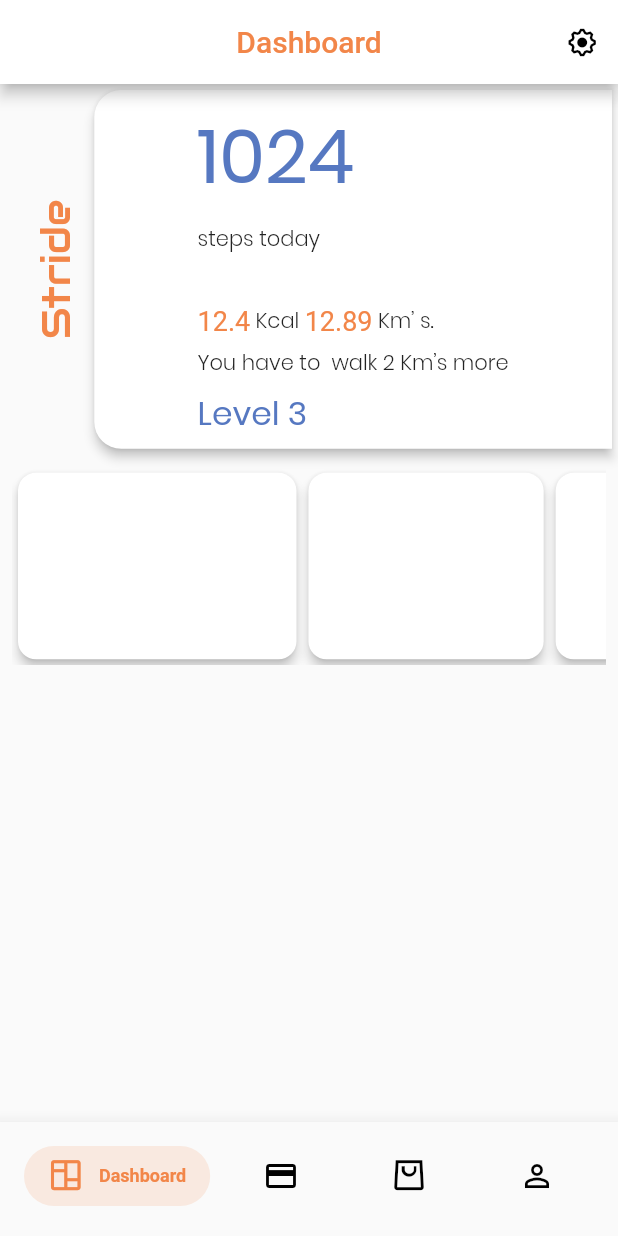
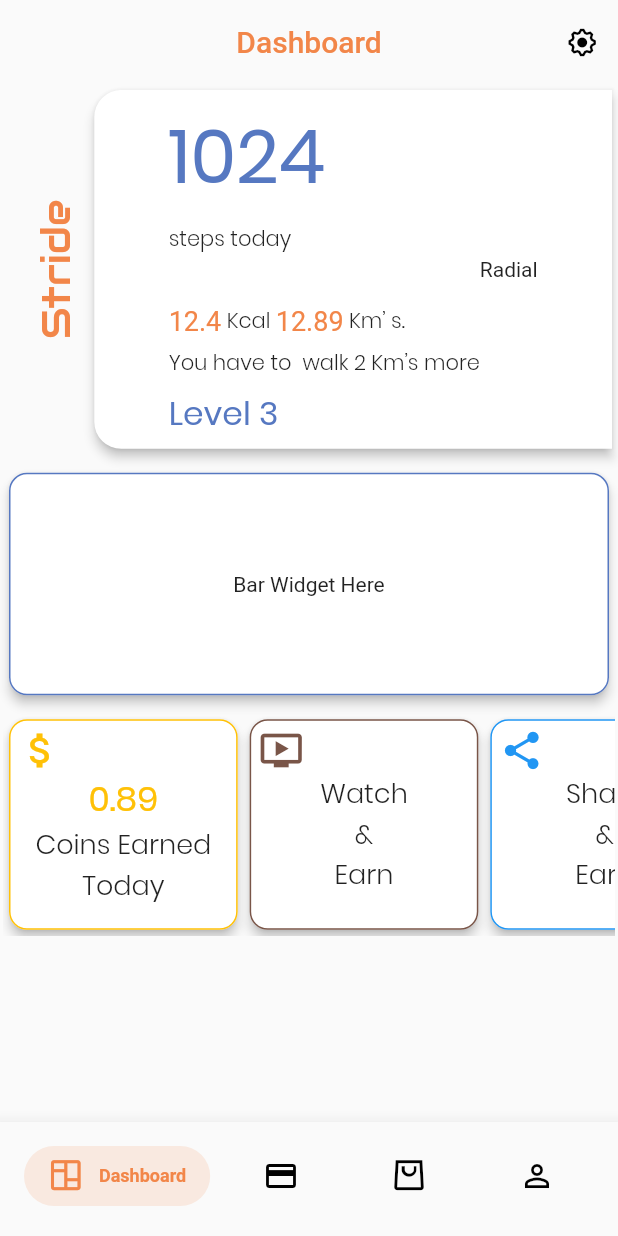
Before and after one commit to prakashvidya68/stride, a Flutter app: the screen it shows after launch, on a phone screen of 412 x 824 dp. Run offline on Flutter 3.47's test engine with Material 2 defaults, Android fonts, the phone set to English and light mode, and no system bars.

Commit message:
dasboard --improvement

```diff
--- a/lib/Models/userscore_info.dart
+++ b/lib/Models/userscore_info.dart
@@ -4,6 +4,7 @@ class UserScoreInfo {
   final int currentLevel;
   final double distWalkedTday;
   final double targetDist;
+  final double minActiveToday;
 
   const UserScoreInfo({
     this.stepsToday,
@@ -11,5 +12,6 @@ class UserScoreInfo {
     this.currentLevel,
     this.distWalkedTday,
     this.targetDist,
+    this.minActiveToday
   });
 }
--- a/lib/dummyData.dart
+++ b/lib/dummyData.dart
@@ -7,6 +7,7 @@ const dummyUserScore = const UserScoreInfo(
   distWalkedTday: 12.89,
   kCalBurnt: 12.4,
   targetDist: 15,
+
 );
 
 const dummyUserCoins = const UserTransactionInfo(
--- a/lib/main.dart
+++ b/lib/main.dart
@@ -1,4 +1,6 @@
 import 'package:flutter/material.dart';
+
+import './screens/yourAcitvity_screen.dart';
 import './screens/settings_screen.dart';
 import './screens/tab_screen.dart';
 
@@ -21,6 +23,7 @@ class MyApp extends StatelessWidget {
 
       routes: {
         // '/': (context) => TabScreen(),
+        '/yourActivity':(context)=>YourActivity(),
         '/settings':(context)=>SettingsScreen(),
 
       },
--- a/lib/screens/dashboard_screen.dart
+++ b/lib/screens/dashboard_screen.dart
@@ -1,173 +1,167 @@
 import 'package:flutter/material.dart';
 import 'package:stride/dummyData.dart';
-
+import 'package:stride/widgets/levelInfo.dart';
+import '../widgets/dashboardScoreBoard.dart';
 
 class DashboardScreen extends StatelessWidget {
   @override
   Widget build(BuildContext context) {
     return ListView(
       children: <Widget>[
-        DashBoardScoreBoard(),
-        Container(
-          padding: EdgeInsets.all(8),
+        GestureDetector(
+          child: DashBoardScoreBoard(),
+          onTap: () {
+            Navigator.of(context).pushNamed('/yourActivity');
+          },
+        ),
+        Padding(
+          padding: const EdgeInsets.only(
+            top: 8.0,
+            left: 2,
+            right: 2,
+          ),
+          child: LevelInfo(),
+        ),
+        MiddleRow(),
+      ],
+    );
+  }
+}
+
+class MiddleRow extends StatelessWidget {
+  const MiddleRow({
+    Key key,
+  }) : super(key: key);
+
+  @override
+  Widget build(BuildContext context) {
+    return Padding(
+      padding: const EdgeInsets.only(top: 8, bottom: 8.0, left: 2, right: 2),
+      child: Container(
         height: MediaQuery.of(context).size.height * 0.18,
         child: ListView(
           scrollDirection: Axis.horizontal,
           children: <Widget>[
-              SizedBox(
-                width: MediaQuery.of(context).size.width * 0.47,
-                height: 30,
-                child: Card(
+            Card(
               elevation: 3,
               shape: RoundedRectangleBorder(
                 borderRadius: BorderRadius.circular(12),
               ),
+              child: Container(
+                decoration: BoxDecoration(
+                  border: Border.all(color: Colors.amber),
+                  borderRadius: BorderRadius.circular(12),
+                ),
+                width: MediaQuery.of(context).size.width * 0.37,
+                child: Column(
+                  crossAxisAlignment: CrossAxisAlignment.start,
+                  children: <Widget>[
+                    Padding(
+                      padding:
+                          const EdgeInsets.only(top: 5.0, left: 5, right: 5),
+                      child: Icon(
+                        Icons.attach_money,
+                        color: Colors.amber,
+                        size: 30,
                       ),
                     ),
-              SizedBox(
-                width: MediaQuery.of(context).size.width * 0.4,
-                height: 30,
-                child: Card(
+                    Center(
+                        child: Text(
+                      (dummyUserScore.stepsToday / 1150).toStringAsFixed(2),
+                      textAlign: TextAlign.center,
+                      style: TextStyle(
+                          fontFamily: 'Poppins',
+                          fontSize: 23,
+                          color: Colors.amber,
+                          fontWeight: FontWeight.w500),
+                    )),
+                    Center(
+                        child: Text(
+                      "Coins Earned Today",
+                      textAlign: TextAlign.center,
+                      style: TextStyle(
+                          fontFamily: 'Poppins',
+                          fontSize: 18,
+                          fontWeight: FontWeight.w100),
+                    ))
+                  ],
+                ),
+              ),
+            ),
+            Card(
               elevation: 3,
               shape: RoundedRectangleBorder(
                 borderRadius: BorderRadius.circular(12),
               ),
+              child: Container(
+                decoration: BoxDecoration(
+                  border: Border.all(color: Colors.brown),
+                  borderRadius: BorderRadius.circular(12),
+                ),
+                width: MediaQuery.of(context).size.width * 0.37,
+                child: Column(
+                  crossAxisAlignment: CrossAxisAlignment.start,
+                  children: <Widget>[
+                    Padding(
+                      padding:
+                          const EdgeInsets.only(top: 5.0, left: 5, right: 5),
+                      child: Icon(
+                        Icons.ondemand_video,
+                        color: Colors.brown,
+                        size: 30,
                       ),
                     ),
-              SizedBox(
-                width: MediaQuery.of(context).size.width * 0.47,
-                height: 30,
-                child: Card(
+                    Center(
+                        child: Text(
+                      'Watch\n&\nEarn',
+                      textAlign: TextAlign.center,
+                      style: TextStyle(
+                          fontFamily: 'Poppins',
+                          fontSize: 18,
+                          fontWeight: FontWeight.w100),
+                    ))
+                  ],
+                ),
+              ),
+            ),
+            Card(
               elevation: 3,
               shape: RoundedRectangleBorder(
                 borderRadius: BorderRadius.circular(12),
+              ),
+              child: Container(
+                decoration: BoxDecoration(
+                  border: Border.all(color: Colors.blue),
+                  borderRadius: BorderRadius.circular(12),
+                ),
+                width: MediaQuery.of(context).size.width * 0.37,
+                child: Column(
+                  crossAxisAlignment: CrossAxisAlignment.start,
+                  children: <Widget>[
+                    Padding(
+                      padding:
+                          const EdgeInsets.only(top: 5.0, left: 5, right: 5),
+                      child: Icon(
+                        Icons.share,
+                        color: Colors.blue,
+                        size: 30,
+                      ),
+                    ),
+                    Center(
+                        child: Text(
+                      'Share\n&\nEarn',
+                      textAlign: TextAlign.center,
+                      style: TextStyle(
+                          fontFamily: 'Poppins',
+                          fontSize: 18,
+                          fontWeight: FontWeight.w100),
+                    ))
+                  ],
                 ),
               ),
             ),
           ],
         ),
-        )
-      ],
-    );
-  }
-}
-
-// ScoreBoard Widget (First Component of DashBoard)
-class DashBoardScoreBoard extends StatelessWidget {
-  const DashBoardScoreBoard({
-    Key key,
-  }) : super(key: key);
-
-  @override
-  Widget build(BuildContext context) {
-    var width = MediaQuery.of(context).size.width;
-    return Container(
-      child: Row(
-        mainAxisSize: MainAxisSize.min,
-        mainAxisAlignment: MainAxisAlignment.end,
-        crossAxisAlignment: CrossAxisAlignment.center,
-        children: <Widget>[
-          Flexible(
-              flex: 1,
-              child: RotatedBox(
-                quarterTurns: -1,
-                child: Text('Stride',
-                    style: TextStyle(
-                      fontFamily: 'Audiowide',
-                      height: 2,
-                      fontSize: width * 0.065,
-                      color: Color(0xFFF28649),
-                    )),
-              )),
-          Flexible(
-            flex: 6,
-            child: SizedBox(
-              height: MediaQuery.of(context).size.height * 0.3,
-              width: MediaQuery.of(context).size.width * 0.9,
-              child: Card(
-                elevation: 3,
-                shape: RoundedRectangleBorder(
-                  borderRadius: BorderRadius.only(
-                    bottomLeft: Radius.circular(18),
-                    topLeft: Radius.circular(18),
-                  ),
-                ),
-                child: Row(
-                  mainAxisAlignment: MainAxisAlignment.center,
-                  children: <Widget>[
-                    Column(
-                      mainAxisAlignment: MainAxisAlignment.spaceEvenly,
-                      crossAxisAlignment: CrossAxisAlignment.start,
-                      children: <Widget>[
-                        Text(
-                          dummyUserScore.stepsToday.toString(),
-                          style: TextStyle(
-                            fontFamily: 'Poppins',
-                            fontSize: 50,
-                            color: Color(0xFF5678C1),
-                          ),
-                        ),
-                        Text(
-                          'steps today',
-                          style: TextStyle(
-                              fontFamily: 'Poppins',
-                              fontWeight: FontWeight.w100),
-                        ),
-                        SizedBox(
-                          height: 20,
-                        ),
-                        Row(
-                          children: <Widget>[
-                            Text(
-                              dummyUserScore.kCalBurnt.toString(),
-                              style: TextStyle(
-                                  color: Color(0xFFF28649), fontSize: 18),
-                            ),
-                            Text(
-                              ' Kcal ',
-                              style: TextStyle(
-                                fontFamily: 'Poppins',
-                                fontWeight: FontWeight.w300,
-                              ),
-                            ),
-                            Text(
-                              dummyUserScore.distWalkedTday.toString(),
-                              style: TextStyle(
-                                  color: Color(0xFFF28649), fontSize: 18),
-                            ),
-                            Text(
-                              ' Km’ s.',
-                              style: TextStyle(
-                                fontFamily: 'Poppins',
-                                fontWeight: FontWeight.w300,
-                              ),
-                            ),
-                          ],
-                        ),
-                        Text(
-                          'You have to  walk ${(dummyUserScore.targetDist - dummyUserScore.distWalkedTday).round()} Km’s more',
-                          style: TextStyle(
-                            fontFamily: 'Poppins',
-                            fontWeight: FontWeight.w300,
-                          ),
-                        ),
-                        Text(
-                          'Level ${dummyUserScore.currentLevel}',
-                          style: TextStyle(
-                            fontFamily: 'Poppins',
-                            fontSize: 22,
-                            color: Color(0xFF5678C1),
-                          ),
-                        ),
-                      ],
-                    ),
-                    // RadialGraph(),
-                  ],
-                ),
-              ),
-            ),
-          ),
-        ],
       ),
     );
   }
--- a/lib/screens/settings_screen.dart
+++ b/lib/screens/settings_screen.dart
@@ -6,7 +6,10 @@ class SettingsScreen extends StatelessWidget {
     return Scaffold(
       appBar: AppBar(
         centerTitle: true,
-        title: Text("Settings"),
+        title: Text(
+          "Settings",
+          style: TextStyle(color: Color(0xFFF28649)),
+        ),
       ),
     );
   }
--- a/lib/screens/tab_screen.dart
+++ b/lib/screens/tab_screen.dart
@@ -49,6 +49,8 @@ class _TabScreenState extends State<TabScreen> {
   Widget build(BuildContext context) {
     return Scaffold(
       appBar: AppBar(
+        backgroundColor: Colors.transparent,
+        elevation: 0.0,
         centerTitle: true,
         title: Text(
           _selectedTitle(_selectedPage),
--- /dev/null
+++ b/lib/screens/yourAcitvity_screen.dart
@@ -0,0 +1,17 @@
+import 'package:flutter/material.dart';
+
+class YourActivity extends StatelessWidget {
+  @override
+  Widget build(BuildContext context) {
+    return Scaffold(
+      appBar: AppBar(
+        centerTitle: true,
+
+        title: Text(
+          "Your Activity",
+          style: TextStyle(color: Color(0xFFF28649)),
+        ),
+      ),
+    );
+  }
+}
--- /dev/null
+++ b/lib/widgets/dashboardScoreBoard.dart
@@ -0,0 +1,124 @@
+import 'package:flutter/material.dart';
+import 'package:stride/dummyData.dart';
+import '../widgets/radialGraph.dart';
+
+// ScoreBoard Widget (First Component of DashBoard)
+class DashBoardScoreBoard extends StatelessWidget {
+  const DashBoardScoreBoard({
+    Key key,
+  }) : super(key: key);
+
+  @override
+  Widget build(BuildContext context) {
+    var width = MediaQuery.of(context).size.width;
+    return Container(
+      child: Row(
+        mainAxisSize: MainAxisSize.min,
+        mainAxisAlignment: MainAxisAlignment.end,
+        crossAxisAlignment: CrossAxisAlignment.center,
+        children: <Widget>[
+          Flexible(
+              flex: 1,
+              child: RotatedBox(
+                quarterTurns: -1,
+                child: Text('Stride',
+                    style: TextStyle(
+                      fontFamily: 'Audiowide',
+                      height: 2,
+                      fontSize: width * 0.065,
+                      color: Color(0xFFF28649),
+                    )),
+              )),
+          Flexible(
+            flex: 6,
+            child: SizedBox(
+              height: MediaQuery.of(context).size.height * 0.3,
+              width: MediaQuery.of(context).size.width * 0.9,
+              child: Card(
+                elevation: 3,
+                shape: RoundedRectangleBorder(
+                  borderRadius: BorderRadius.only(
+                    bottomLeft: Radius.circular(18),
+                    topLeft: Radius.circular(18),
+                  ),
+                ),
+                child: Row(
+                  mainAxisAlignment: MainAxisAlignment.center,
+                  children: <Widget>[
+                    Column(
+                      mainAxisAlignment: MainAxisAlignment.spaceEvenly,
+                      crossAxisAlignment: CrossAxisAlignment.start,
+                      children: <Widget>[
+                        Text(
+                          dummyUserScore.stepsToday.toString(),
+                          style: TextStyle(
+                            fontFamily: 'Poppins',
+                            fontSize: 50,
+                            color: Color(0xFF5678C1),
+                          ),
+                        ),
+                        Text(
+                          'steps today',
+                          style: TextStyle(
+                              fontFamily: 'Poppins',
+                              fontWeight: FontWeight.w100),
+                        ),
+                        SizedBox(
+                          height: 20,
+                        ),
+                        Row(
+                          children: <Widget>[
+                            Text(
+                              dummyUserScore.kCalBurnt.toString(),
+                              style: TextStyle(
+                                  color: Color(0xFFF28649), fontSize: 18),
+                            ),
+                            Text(
+                              ' Kcal ',
+                              style: TextStyle(
+                                fontFamily: 'Poppins',
+                                fontWeight: FontWeight.w300,
+                              ),
+                            ),
+                            Text(
+                              dummyUserScore.distWalkedTday.toString(),
+                              style: TextStyle(
+                                  color: Color(0xFFF28649), fontSize: 18),
+                            ),
+                            Text(
+                              ' Km’ s.',
+                              style: TextStyle(
+                                fontFamily: 'Poppins',
+                                fontWeight: FontWeight.w300,
+                              ),
+                            ),
+                          ],
+                        ),
+                        Text(
+                          'You have to  walk ${(dummyUserScore.targetDist - dummyUserScore.distWalkedTday).round()} Km’s more',
+                          style: TextStyle(
+                            fontFamily: 'Poppins',
+                            fontWeight: FontWeight.w300,
+                          ),
+                        ),
+                        Text(
+                          'Level ${dummyUserScore.currentLevel}',
+                          style: TextStyle(
+                            fontFamily: 'Poppins',
+                            fontSize: 22,
+                            color: Color(0xFF5678C1),
+                          ),
+                        ),
+                      ],
+                    ),
+                    RadialGraph(),
+                  ],
+                ),
+              ),
+            ),
+          ),
+        ],
+      ),
+    );
+  }
+}
--- /dev/null
+++ b/lib/widgets/levelInfo.dart
@@ -0,0 +1,28 @@
+import 'package:flutter/material.dart';
+
+class LevelInfo extends StatefulWidget {
+  @override
+  _LevelInfoState createState() => _LevelInfoState();
+}
+
+class _LevelInfoState extends State<LevelInfo> {
+  @override
+  Widget build(BuildContext context) {
+    return Card(
+      elevation: 3,
+      shape: RoundedRectangleBorder(
+        borderRadius: BorderRadius.circular(12),
+      ),
+      child: Container(
+        height: MediaQuery.of(context).size.height * .18,
+        decoration: BoxDecoration(
+          border: Border.all(color: Color(0xFF5678C1)),
+          borderRadius: BorderRadius.circular(12),
+        ),
+        child: Center(
+          child: Text("Bar Widget Here"),
+        ),
+      ),
+    );
+  }
+}
--- a/lib/widgets/nestedTabBar.dart
+++ b/lib/widgets/nestedTabBar.dart
@@ -31,7 +31,7 @@ class _NestedTabBarState extends State<NestedTabBar>
       children: <Widget>[
         TabBar(
           indicatorSize: TabBarIndicatorSize.tab,
-          indicatorPadding: EdgeInsets.symmetric(horizontal: 35,vertical: 8),
+          indicatorPadding: EdgeInsets.symmetric(horizontal: 15,vertical: 8),
           controller: _nestedTabController,
           indicatorColor: Colors.black,
           labelColor: Colors.black,
--- /dev/null
+++ b/lib/widgets/radialGraph.dart
@@ -0,0 +1,11 @@
+import 'package:flutter/material.dart';
+
+class RadialGraph extends StatelessWidget {
+  @override
+  Widget build(BuildContext context) {
+    return Container(
+      child: Text("Radial"),
+
+    );
+  }
+}
```
Also changed, not shown: 3 other files. Lines whose indentation alone changed are shown as unchanged.
